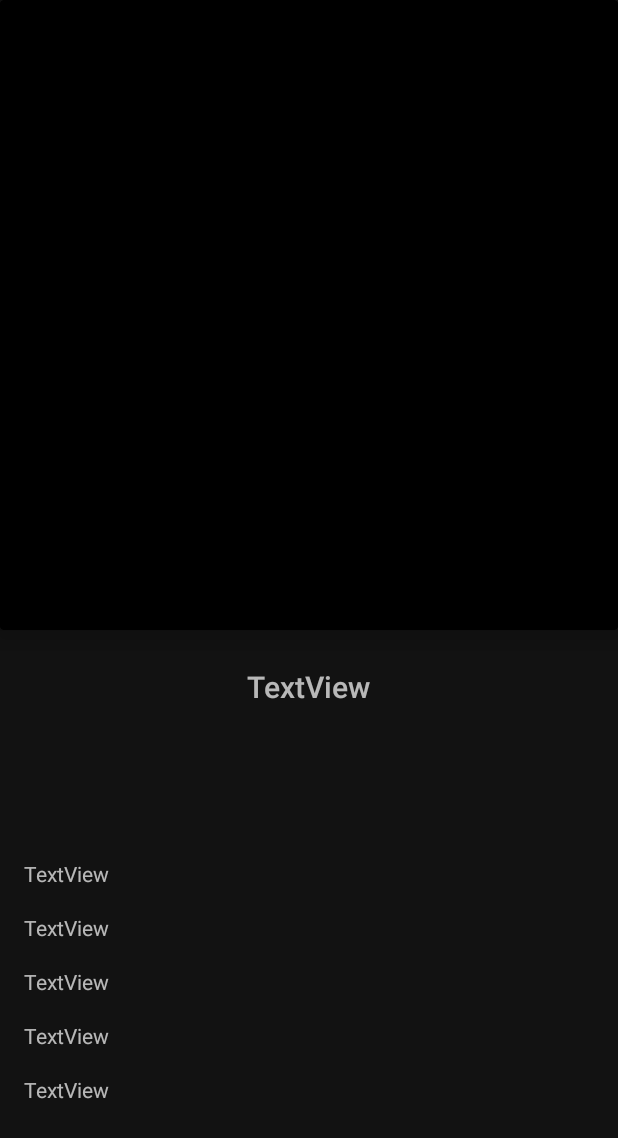
After one commit to AnderGamer10/CrunchyAndNetflix, an Android app: the layout activity_movie.xml on its own in the app's theme, with its tools: preview values and no code run, on a phone screen of 412 x 824 dp. The commit adds this screen. Shown: the top 1138 px of the screen. Run offline under Robolectric (Android 15) with nearby library versions, the phone set to English and light mode, and no system bars; network calls fail.

Commit message:
movieActivity creado/falta descripcion

```diff
--- a/app/src/main/java/com/example/crunchyandnetflix/IntroActivity.java
+++ b/app/src/main/java/com/example/crunchyandnetflix/IntroActivity.java
@@ -78,8 +78,7 @@ public class IntroActivity extends AppCompatActivity {
                         }
                         int size = genresList.size();
                         String[] GenresArray = genresList.toArray(new String[size]);
-
-                        listaCompleta.add(new Data(j.getInt("id"),j.getString("name"),GenresArray,j.getJSONObject("rating").getString("average"),j.getJSONObject("image").getString("medium"),j.getJSONObject("image").getString("original"),j.getString("summary")));
+                        listaCompleta.add(new Data(j.getInt("id"),j.getString("name"),GenresArray,j.getJSONObject("rating").getString("average"),j.getJSONObject("image").getString("medium"),j.getJSONObject("image").getString("original"),j.getString("summary"),j.getString("status"),j.getString("averageRuntime"),j.getString("premiered"),j.getString("ended")));
                     }
                 } catch (JSONException e) {
                     e.printStackTrace();
--- a/app/src/main/java/com/example/crunchyandnetflix/ui/catalogue/CatalogueViewModel.java
+++ b/app/src/main/java/com/example/crunchyandnetflix/ui/catalogue/CatalogueViewModel.java
@@ -2,15 +2,11 @@ package com.example.crunchyandnetflix.ui.catalogue;
 
 import android.view.View;
 
-import androidx.lifecycle.LiveData;
-import androidx.lifecycle.MutableLiveData;
 import androidx.lifecycle.ViewModel;
 import androidx.recyclerview.widget.LinearLayoutManager;
 import androidx.recyclerview.widget.RecyclerView;
 
 import com.example.crunchyandnetflix.Adapter.GenresAdapter;
-import com.example.crunchyandnetflix.Adapter.ItemAdapter;
-import com.example.crunchyandnetflix.Modelos.SerieItem;
 import com.example.crunchyandnetflix.R;
 
 import java.util.ArrayList;
@@ -49,7 +45,7 @@ public class CatalogueViewModel extends ViewModel {
         listGenres.add("Supernatural");
         listGenres.add("Fantasy");
 
-        recyclerView = root.findViewById(R.id.generos);
+        recyclerView = root.findViewById(R.id.idTxtMediaTiempo);
         genresAdapter = new GenresAdapter(root.getContext(), listGenres);
         linearLayoutManager = new LinearLayoutManager(root.getContext(), LinearLayoutManager.VERTICAL, false);
         recyclerView.setLayoutManager(linearLayoutManager);
--- /dev/null
+++ b/app/src/main/res/layout/activity_movie.xml
@@ -0,0 +1,107 @@
+<?xml version="1.0" encoding="utf-8"?>
+<androidx.constraintlayout.widget.ConstraintLayout xmlns:android="http://schemas.android.com/apk/res/android"
+    xmlns:app="http://schemas.android.com/apk/res-auto"
+    xmlns:tools="http://schemas.android.com/tools"
+    android:layout_width="match_parent"
+    android:layout_height="match_parent"
+    tools:context=".MovieActivity">
+
+    <androidx.cardview.widget.CardView
+        android:id="@+id/cardView"
+        android:layout_width="match_parent"
+        android:layout_height="420dp"
+        app:cardElevation="10dp"
+        app:layout_constraintEnd_toEndOf="parent"
+        app:layout_constraintStart_toStartOf="parent"
+        app:layout_constraintTop_toTopOf="parent">
+
+        <ImageView
+            android:id="@+id/mainImageView"
+            android:layout_width="match_parent"
+            android:layout_height="match_parent"
+            android:background="@color/black"
+            android:scaleType="fitXY" />
+
+    </androidx.cardview.widget.CardView>
+
+    <TextView
+        android:id="@+id/idTxtNombre"
+        android:layout_width="wrap_content"
+        android:layout_height="wrap_content"
+        android:layout_marginTop="24dp"
+        android:text="TextView"
+        app:layout_constraintBottom_toBottomOf="parent"
+        app:layout_constraintEnd_toEndOf="parent"
+        app:layout_constraintHorizontal_bias="0.498"
+        app:layout_constraintStart_toStartOf="parent"
+        app:layout_constraintTop_toBottomOf="@+id/cardView"
+        app:layout_constraintVertical_bias="0.0"
+        android:fontFamily="sans-serif-medium"
+        android:textSize="20sp"/>
+
+    <TextView
+        android:id="@+id/idTxtMediaTiempo"
+        android:layout_width="wrap_content"
+        android:layout_height="wrap_content"
+        android:layout_marginBottom="196dp"
+        android:text="TextView"
+        app:layout_constraintBottom_toBottomOf="parent"
+        app:layout_constraintEnd_toEndOf="parent"
+        app:layout_constraintHorizontal_bias="0.045"
+        app:layout_constraintStart_toStartOf="parent"
+        app:layout_constraintTop_toBottomOf="@+id/textView5"
+        app:layout_constraintVertical_bias="0.212" />
+
+    <TextView
+        android:id="@+id/idTxtFechaEstreno"
+        android:layout_width="wrap_content"
+        android:layout_height="wrap_content"
+        android:layout_marginBottom="160dp"
+        android:text="TextView"
+        app:layout_constraintBottom_toBottomOf="parent"
+        app:layout_constraintEnd_toEndOf="parent"
+        app:layout_constraintHorizontal_bias="0.045"
+        app:layout_constraintStart_toStartOf="parent"
+        app:layout_constraintTop_toBottomOf="@+id/textView5"
+        app:layout_constraintVertical_bias="0.212" />
+
+    <TextView
+        android:id="@+id/idTxtFechaFinalizacion"
+        android:layout_width="wrap_content"
+        android:layout_height="wrap_content"
+        android:layout_marginBottom="124dp"
+        android:text="TextView"
+        app:layout_constraintBottom_toBottomOf="parent"
+        app:layout_constraintEnd_toEndOf="parent"
+        app:layout_constraintHorizontal_bias="0.045"
+        app:layout_constraintStart_toStartOf="parent"
+        app:layout_constraintTop_toBottomOf="@+id/textView5"
+        app:layout_constraintVertical_bias="0.212" />
+
+    <TextView
+        android:id="@+id/idTxtGeneros"
+        android:layout_width="wrap_content"
+        android:layout_height="wrap_content"
+        android:layout_marginBottom="88dp"
+        android:text="TextView"
+        app:layout_constraintBottom_toBottomOf="parent"
+        app:layout_constraintEnd_toEndOf="parent"
+        app:layout_constraintHorizontal_bias="0.045"
+        app:layout_constraintStart_toStartOf="parent"
+        app:layout_constraintTop_toBottomOf="@+id/textView5"
+        app:layout_constraintVertical_bias="0.212" />
+
+    <TextView
+        android:id="@+id/idTxtStatus"
+        android:layout_width="wrap_content"
+        android:layout_height="wrap_content"
+        android:layout_marginBottom="232dp"
+        android:text="TextView"
+        app:layout_constraintBottom_toBottomOf="parent"
+        app:layout_constraintEnd_toEndOf="parent"
+        app:layout_constraintHorizontal_bias="0.045"
+        app:layout_constraintStart_toStartOf="parent"
+        app:layout_constraintTop_toBottomOf="@+id/textView5"
+        app:layout_constraintVertical_bias="0.212" />
+
+</androidx.constraintlayout.widget.ConstraintLayout>
--- a/app/src/main/res/layout/fragment_catalogue.xml
+++ b/app/src/main/res/layout/fragment_catalogue.xml
@@ -7,7 +7,7 @@
     tools:context=".ui.catalogue.CatalogueFragment">
 
     <androidx.recyclerview.widget.RecyclerView
-        android:id="@+id/generos"
+        android:id="@+id/idTxtMediaTiempo"
         android:layout_width="match_parent"
         android:layout_height="match_parent"
         tools:layout_editor_absoluteX="1dp"
```
Also changed, not shown: app/src/main/AndroidManifest.xml (+9 -0 lines), app/src/main/java/com/example/crunchyandnetflix/Adapter/ItemAdapter.java (+19 -0 lines), app/src/main/java/com/example/crunchyandnetflix/Modelos/Data.java (+38 -6 lines), app/src/main/java/com/example/crunchyandnetflix/Modelos/SerieItem.java (+50 -5 lines), app/src/main/java/com/example/crunchyandnetflix/MovieActivity.java (added, +60 -0 lines), app/src/main/java/com/example/crunchyandnetflix/ui/home/HomeViewModel.java (+4 -3 lines).
